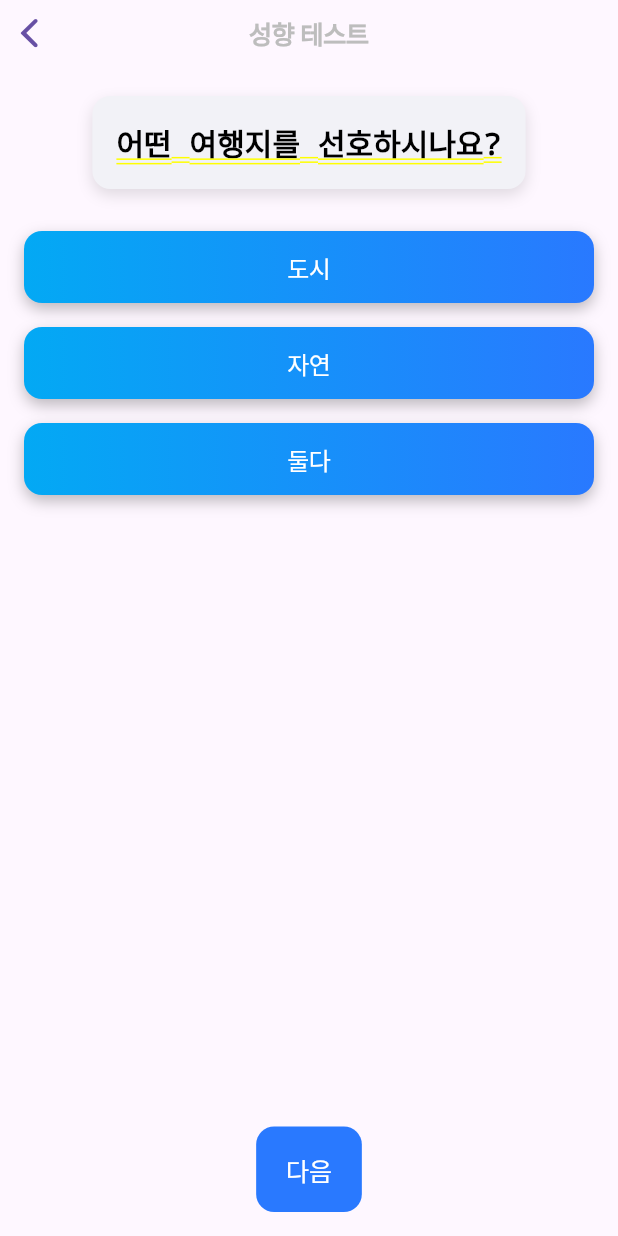
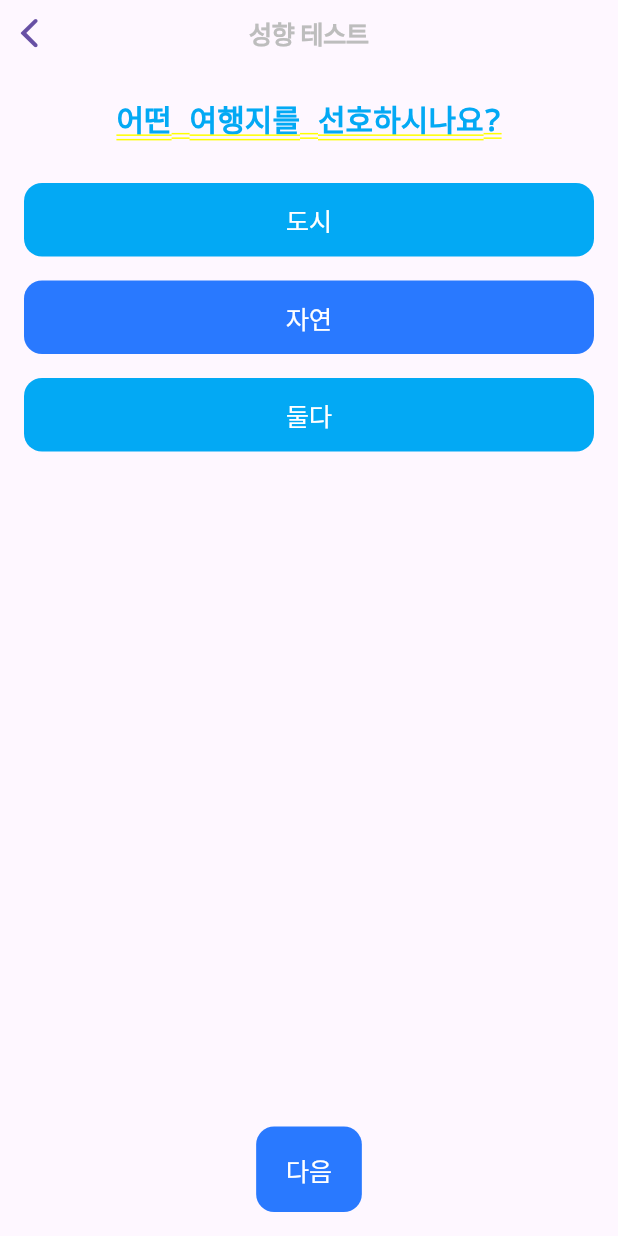
Before and after one commit to jinsung99123/travel_muse_app, a Flutter app: the PreferenceTestPage screen opened directly, on a phone screen of 412 x 824 dp. Run offline on Flutter 3.47's test engine with Material 3 defaults, Android fonts, the phone set to English and light mode, and no system bars; our stand-ins replace flutter_riverpod.

Commit message:
Revert "[preference]Ghghtls/issue20 성향테스트 질문 2가지 추가 "

```diff
--- a/lib/views/home/widgets/popular_trips_list.dart
+++ b/lib/views/home/widgets/popular_trips_list.dart
@@ -1,9 +1,9 @@
 import 'package:flutter/material.dart';
 
 class PopularTripsList extends StatelessWidget {
+  final Color color;
 
-  const PopularTripsList({super.key, required this.color});
-  final Color color;
+  const PopularTripsList({Key? key, required this.color}) : super(key: key);
 
   @override
   Widget build(BuildContext context) {
--- a/lib/views/home/widgets/recommended_places_list.dart
+++ b/lib/views/home/widgets/recommended_places_list.dart
@@ -1,9 +1,10 @@
 import 'package:flutter/material.dart';
 
 class RecommendedPlacesList extends StatelessWidget {
+  final Color color;
 
-  const RecommendedPlacesList({super.key, required this.color});
-  final Color color;
+  const RecommendedPlacesList({Key? key, required this.color})
+    : super(key: key);
 
   @override
   Widget build(BuildContext context) {
--- a/lib/views/home/widgets/recommended_restaurants_list.dart
+++ b/lib/views/home/widgets/recommended_restaurants_list.dart
@@ -1,9 +1,10 @@
 import 'package:flutter/material.dart';
 
 class RecommendedRestaurantsList extends StatelessWidget {
+  final Color color;
 
-  const RecommendedRestaurantsList({super.key, required this.color});
-  final Color color;
+  const RecommendedRestaurantsList({Key? key, required this.color})
+    : super(key: key);
 
   @override
   Widget build(BuildContext context) {
--- a/lib/views/home/widgets/section_title.dart
+++ b/lib/views/home/widgets/section_title.dart
@@ -1,9 +1,9 @@
 import 'package:flutter/material.dart';
 
 class SectionTitle extends StatelessWidget {
+  final String title;
 
-  const SectionTitle({super.key, required this.title});
-  final String title;
+  const SectionTitle({Key? key, required this.title}) : super(key: key);
 
   @override
   Widget build(BuildContext context) {
--- a/lib/views/preference/preference_test_page.dart
+++ b/lib/views/preference/preference_test_page.dart
@@ -1,9 +1,7 @@
 import 'package:flutter/cupertino.dart';
-import 'package:travel_muse_app/views/preference/widgets/next_button.dart';
-import 'package:travel_muse_app/views/preference/widgets/preference_questions.dart';
-import 'package:travel_muse_app/views/preference/widgets/previousButton.dart';
+import 'package:flutter/material.dart';
+import 'package:travel_muse_app/views/preference/widgets/option_button.dart';
 import 'package:travel_muse_app/views/preference/widgets/question_card.dart';
-import 'package:travel_muse_app/views/preference/widgets/question_list_view.dart';
 import 'package:travel_muse_app/views/preference/widgets/result_view.dart';
 
 const Color kPrimaryColor = Color(0xFF03A9F4);
@@ -18,17 +16,42 @@ class PreferenceTestPage extends StatefulWidget {
 }
 
 class _PreferenceTestPageState extends State<PreferenceTestPage> {
+  final List<Map<String, String>> _questions = [
+    {
+      'questionId': 'q1',
+      'question': '어떤 여행지를 선호하시나요?',
+      'type': 'preference',
+      'details': '도시, 자연, 둘다',
+    },
+    {
+      'questionId': 'q2',
+      'question': '여행 스타일은 어떤가요?',
+      'type': 'preference',
+      'details': '계획형, 즉흥형, 둘다',
+    },
+    {
+      'questionId': 'q3',
+      'question': '여행 시 선호하는 교통수단은?',
+      'type': 'preference',
+      'details': '대중교통, 자가용, 도보',
+    },
+    {
+      'questionId': 'q4',
+      'question': '여행 동반자는 누구인가요?',
+      'type': 'preference',
+      'details': '혼자, 친구, 가족',
+    },
+  ];
+
   int _currentIndex = 0;
   final List<Map<String, String>> _answers = [];
 
-  Map<String, String> get _currentQuestion =>
-      preferenceQuestions[_currentIndex];
+  Map<String, String> get _currentQuestion => _questions[_currentIndex];
   List<String> get _currentOptions => _currentQuestion['details']!.split(', ');
 
   void _onAnswerSelected(String selectedOption) {
     final answer = {
       'questionId': _currentQuestion['questionId']!,
-      'question': _currentQuestion['question']!,
       'selectedOption': selectedOption,
       'type': _currentQuestion['type']!,
       'details': _currentQuestion['details']!,
@@ -44,7 +67,13 @@ class _PreferenceTestPageState extends State<PreferenceTestPage> {
       _answers.add(answer);
     }
 
-    _nextQuestion();
+    setState(() {
+      if (_currentIndex < _questions.length - 1) {
+        _currentIndex++;
+      } else {
+        _currentIndex = _questions.length;
+      }
+    });
   }
 
   void _onNextPressed() {
@@ -53,37 +82,19 @@ class _PreferenceTestPageState extends State<PreferenceTestPage> {
     );
 
     if (!hasAnswered) return;
-    _nextQuestion();
-  }
 
-  void _previousQuestion() {
     setState(() {
-      if (_currentIndex > 0) {
-        _currentIndex--;
-      }
-    });
-  }
-
-  void _nextQuestion() {
-    setState(() {
-      if (_currentIndex < preferenceQuestions.length - 1) {
+      if (_currentIndex < _questions.length - 1) {
         _currentIndex++;
       } else {
-        _currentIndex = preferenceQuestions.length;
+        _currentIndex = _questions.length;
       }
-    });
-  }
-
-  void _restartTest() {
-    setState(() {
-      _currentIndex = 0;
-      _answers.clear();
     });
   }
 
   @override
   Widget build(BuildContext context) {
-    final bool isFinished = _currentIndex >= preferenceQuestions.length;
+    final bool isFinished = _currentIndex >= _questions.length;
 
     return CupertinoPageScaffold(
       navigationBar: CupertinoNavigationBar(
@@ -93,23 +104,47 @@ class _PreferenceTestPageState extends State<PreferenceTestPage> {
       child: SafeArea(
         child:
             isFinished
-                ? ResultView(answers: _answers, onRestart: _restartTest)
+                ? ResultView(
+                  answers: _answers,
+                  onRestart: () {
+                    setState(() {
+                      _currentIndex = 0;
+                      _answers.clear();
+                    });
+                  },
+                )
                 : Column(
                   children: [
                     const SizedBox(height: 20),
                     QuestionCard(question: _currentQuestion['question']!),
                     const SizedBox(height: 20),
-                    QuestionListView(
-                      options: _currentOptions,
-                      onOptionSelected: _onAnswerSelected,
+                    Expanded(
+                      child: ListView.builder(
+                        padding: const EdgeInsets.symmetric(horizontal: 16),
+                        itemCount: _currentOptions.length,
+                        itemBuilder: (context, index) {
+                          final option = _currentOptions[index];
+                          final color =
+                              index % 2 == 0 ? kPrimaryColor : kSecondaryColor;
+                          return OptionButton(
+                            text: option,
+                            color: color,
+                            onPressed: () => _onAnswerSelected(option),
+                          );
+                        },
+                      ),
                     ),
-                    Row(
-                      mainAxisAlignment: MainAxisAlignment.spaceEvenly,
-                      children: [
-                        if (_currentIndex > 0)
-                          PreviousButton(onPressed: _previousQuestion),
-                        NextButton(onPressed: _onNextPressed),
-                      ],
+                    Padding(
+                      padding: const EdgeInsets.all(16.0),
+                      child: CupertinoButton(
+                        color: kSecondaryColor,
+                        borderRadius: BorderRadius.circular(12),
+                        onPressed: _onNextPressed,
+                        child: const Text(
+                          '다음',
+                          style: TextStyle(color: Colors.white),
+                        ),
+                      ),
                     ),
                   ],
                 ),
--- a/lib/views/preference/widgets/next_button.dart
+++ /dev/null
@@ -1,22 +0,0 @@
-import 'package:flutter/cupertino.dart';
-import 'package:flutter/material.dart';
-import 'package:travel_muse_app/views/preference/preference_test_page.dart';
-
-class NextButton extends StatelessWidget {
-
-  const NextButton({super.key, required this.onPressed});
-  final VoidCallback onPressed;
-
-  @override
-  Widget build(BuildContext context) {
-    return Padding(
-      padding: const EdgeInsets.all(16.0),
-      child: CupertinoButton(
-        color: kSecondaryColor,
-        borderRadius: BorderRadius.circular(12),
-        onPressed: onPressed,
-        child: const Text('다음', style: TextStyle(color: Colors.white)),
-      ),
-    );
-  }
-}
--- a/lib/views/preference/widgets/option_button.dart
+++ b/lib/views/preference/widgets/option_button.dart
@@ -1,33 +1,28 @@
 import 'package:flutter/cupertino.dart';
 import 'package:flutter/material.dart';
-import 'package:travel_muse_app/views/preference/preference_test_page.dart';
 
 class OptionButton extends StatelessWidget {
+  final String text;
+  final Color color;
+  final VoidCallback onPressed;
 
-  const OptionButton({super.key, required this.text, required this.onPressed});
-  final String text;
-  final VoidCallback onPressed;
+  const OptionButton({
+    super.key,
+    required this.text,
+    required this.color,
+    required this.onPressed,
+  });
 
   @override
   Widget build(BuildContext context) {
-    return Container(
-      margin: const EdgeInsets.symmetric(vertical: 8),
-      decoration: BoxDecoration(
-        gradient: LinearGradient(colors: [kPrimaryColor, kSecondaryColor]),
+    return Padding(
+      padding: const EdgeInsets.symmetric(vertical: 8),
+      child: CupertinoButton(
+        color: color,
         borderRadius: BorderRadius.circular(12),
-        boxShadow: [
-          BoxShadow(color: Colors.black26, offset: Offset(0, 4), blurRadius: 8),
-        ],
-      ),
-      child: CupertinoButton(
         padding: const EdgeInsets.symmetric(vertical: 12),
-        borderRadius: BorderRadius.circular(12),
-        color: Colors.transparent,
+        child: Text(text, style: const TextStyle(color: Colors.white)),
         onPressed: onPressed,
-        child: Text(
-          text,
-          style: const TextStyle(color: Colors.white, fontSize: 16),
-        ),
       ),
     );
   }
--- a/lib/views/preference/widgets/preference_questions.dart
+++ /dev/null
@@ -1,38 +0,0 @@
-final List<Map<String, String>> preferenceQuestions = [
-  {
-    'questionId': 'q1',
-    'question': '어떤 여행지를 선호하시나요?',
-    'type': 'preference',
-    'details': '도시, 자연, 둘다',
-  },
-  {
-    'questionId': 'q2',
-    'question': '여행 스타일은 어떤가요?',
-    'type': 'preference',
-    'details': '계획형, 즉흥형, 둘다',
-  },
-  {
-    'questionId': 'q3',
-    'question': '여행 시 선호하는 교통수단은?',
-    'type': 'preference',
-    'details': '대중교통, 자가용, 도보',
-  },
-  {
-    'questionId': 'q4',
-    'question': '여행 동반자는 누구인가요?',
-    'type': 'preference',
-    'details': '혼자, 친구, 가족',
-  },
-  {
-    'questionId': 'q5',
-    'question': '여행 중 가장 기대되는 순간은?',
-    'type': 'preference',
-    'details': '맛집 탐방, 유명 명소, 현지 문화 체험',
-  },
-  {
-    'questionId': 'q6',
-    'question': '여행에서 사진을 얼마나 찍나요?',
-    'type': 'preference',
-    'details': '엄청 많이, 적당히, 별로 안찍어요',
-  },
-];
--- a/lib/views/preference/widgets/question_card.dart
+++ b/lib/views/preference/widgets/question_card.dart
@@ -1,31 +1,22 @@
 import 'package:flutter/cupertino.dart';
-import 'package:flutter/material.dart';
+import '../preference_test_page.dart';
 
 class QuestionCard extends StatelessWidget {
+  final String question;
 
   const QuestionCard({super.key, required this.question});
-  final String question;
 
   @override
   Widget build(BuildContext context) {
-    return Container(
-      margin: const EdgeInsets.symmetric(horizontal: 16),
-      padding: const EdgeInsets.all(16),
-      decoration: BoxDecoration(
-        color: CupertinoColors.systemGrey6,
-        borderRadius: BorderRadius.circular(12),
-        boxShadow: [
-          BoxShadow(color: Colors.black12, offset: Offset(0, 4), blurRadius: 8),
-        ],
-      ),
+    return Padding(
+      padding: const EdgeInsets.symmetric(horizontal: 16),
       child: Text(
         question,
         style: const TextStyle(
           fontSize: 20,
           fontWeight: FontWeight.w600,
-          color: Colors.black,
+          color: kPrimaryColor,
         ),
-        textAlign: TextAlign.center,
       ),
     );
   }
--- a/lib/views/preference/widgets/question_list_view.dart
+++ /dev/null
@@ -1,30 +0,0 @@
-import 'package:flutter/material.dart';
-import 'package:travel_muse_app/views/preference/widgets/option_button.dart';
-
-class QuestionListView extends StatelessWidget {
-
-  const QuestionListView({
-    super.key,
-    required this.options,
-    required this.onOptionSelected,
-  });
-  final List<String> options;
-  final void Function(String) onOptionSelected;
-
-  @override
-  Widget build(BuildContext context) {
-    return Expanded(
-      child: ListView.builder(
-        padding: const EdgeInsets.symmetric(horizontal: 16),
-        itemCount: options.length,
-        itemBuilder: (context, index) {
-          final option = options[index];
-          return OptionButton(
-            text: option,
-            onPressed: () => onOptionSelected(option),
-          );
-        },
-      ),
-    );
-  }
-}
--- a/lib/views/splash/splash_page.dart
+++ b/lib/views/splash/splash_page.dart
@@ -1,6 +1,7 @@
 import 'dart:async';
 import 'package:flutter/material.dart';
 import 'package:travel_muse_app/views/home/home_page.dart';
+import 'package:travel_muse_app/views/my_page/my_page.dart';
 
 class SplashPage extends StatefulWidget {
   const SplashPage({super.key});
```
Also changed, not shown: lib/core/widgets/bottom_bar.dart (+5 -5 lines), lib/views/home/widgets/info_banner.dart (+4 -4 lines), lib/views/home/widgets/travel_register_button.dart (+4 -4 lines), lib/views/preference/widgets/previousButton.dart (deleted, +0 -21 lines), lib/views/preference/widgets/result_view.dart (+8 -52 lines).
